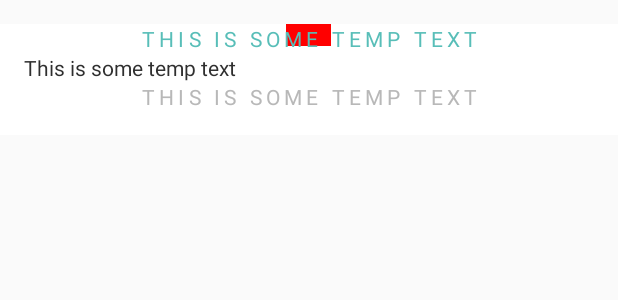
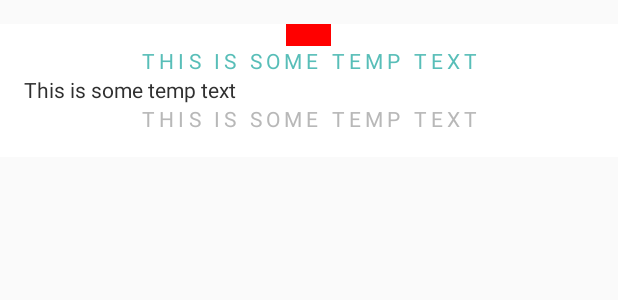
Before and after one commit to HuygheDaphne-Marie/Bazookas-Twitter-Test, an Android app: the layout tweet.xml on its own in the app's theme, with its tools: preview values and no code run, on a phone screen of 412 x 824 dp. Shown: the top 300 px of the screen. Run offline under Robolectric (Android 15) with nearby library versions, the light colour scheme and no system bars.

Commit message:
Made username appear under to be added post_header

```diff
--- a/app/src/main/res/layout/activity_main.xml
+++ b/app/src/main/res/layout/activity_main.xml
@@ -21,7 +21,7 @@
 
         <ImageView
             android:layout_width="wrap_content"
-            android:layout_height="match_parent"
+            android:layout_height="40dp"
             android:adjustViewBounds="true"
             android:src="@drawable/bazookas_logo_primary"
             android:contentDescription="@string/logo" />
--- a/app/src/main/res/layout/tweet.xml
+++ b/app/src/main/res/layout/tweet.xml
@@ -12,6 +12,7 @@
     <!-- android:paddingTop="@dimen/activity_margin" -->
 
     <ImageView
+        android:id="@+id/post_header"
         android:layout_width="wrap_content"
         android:layout_height="wrap_content"
         android:src="@drawable/point"
@@ -26,7 +27,8 @@
         android:letterSpacing="0.2"
         android:textAlignment="center"
         android:textAllCaps="true"
-        android:textColor="@color/bazookasPrimary"/>
+        android:textColor="@color/bazookasPrimary"
+        android:layout_below="@id/post_header"/>
     <TextView
         android:id="@+id/body_text"
         android:layout_width="match_parent"
```
